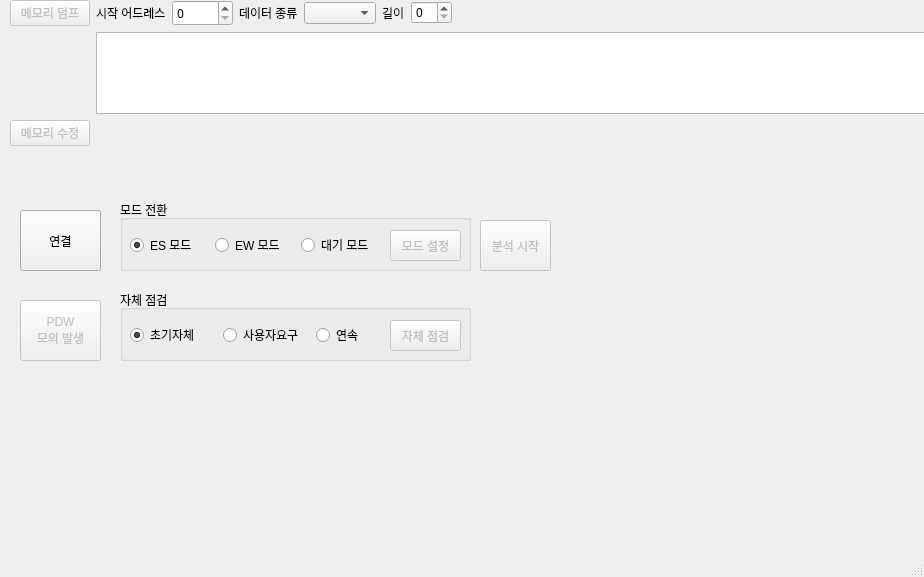
Qt form project-spec/meta-user/recipes-apps/apppocketsonata/files/mainwindow.ui (chjo70/ZPocketSonata) before a commit.
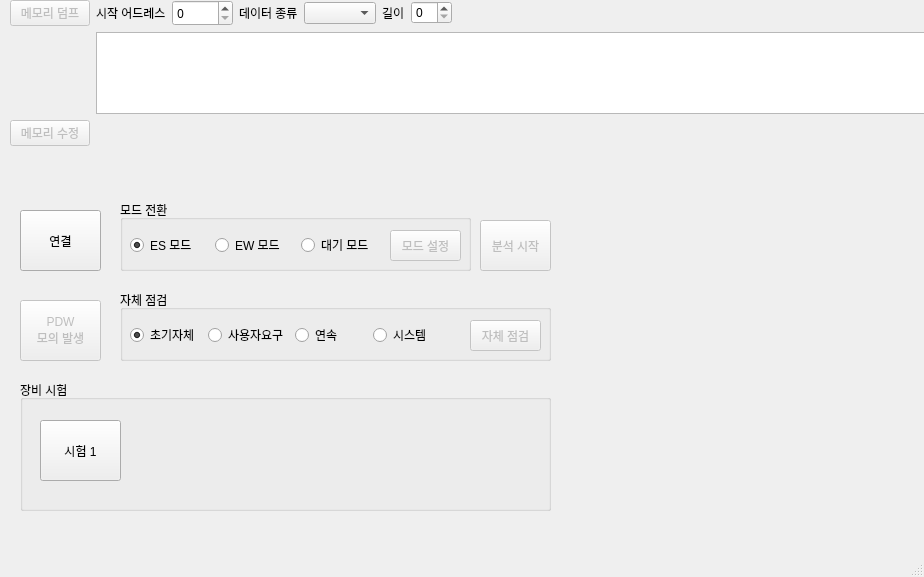
The same form after that commit. Custom widgets are drawn as their Qt base class.

```diff
--- a/project-spec/meta-user/recipes-apps/apppocketsonata/files/mainwindow.ui
+++ b/project-spec/meta-user/recipes-apps/apppocketsonata/files/mainwindow.ui
@@ -244,7 +244,7 @@
      <rect>
       <x>120</x>
       <y>290</y>
-      <width>351</width>
+      <width>431</width>
       <height>71</height>
      </rect>
     </property>
@@ -257,7 +257,7 @@
      </property>
      <property name="geometry">
       <rect>
-       <x>270</x>
+       <x>350</x>
        <y>30</y>
        <width>71</width>
        <height>31</height>
@@ -272,7 +272,7 @@
       <rect>
        <x>10</x>
        <y>30</y>
-       <width>273</width>
+       <width>315</width>
        <height>31</height>
       </rect>
      </property>
@@ -304,6 +304,16 @@
         </property>
        </widget>
       </item>
+      <item>
+       <widget class="QRadioButton" name="radioButton_CBIT_2">
+        <property name="text">
+         <string>시스템</string>
+        </property>
+        <property name="checked">
+         <bool>false</bool>
+        </property>
+       </widget>
+      </item>
      </layout>
     </widget>
    </widget>
@@ -330,6 +340,38 @@
 모의 발생</string>
     </property>
    </widget>
+   <widget class="QGroupBox" name="groupBox_3">
+    <property name="geometry">
+     <rect>
+      <x>20</x>
+      <y>380</y>
+      <width>531</width>
+      <height>131</height>
+     </rect>
+    </property>
+    <property name="title">
+     <string>장비 시험</string>
+    </property>
+    <widget class="QPushButton" name="pushButton_2">
+     <property name="geometry">
+      <rect>
+       <x>20</x>
+       <y>40</y>
+       <width>81</width>
+       <height>61</height>
+      </rect>
+     </property>
+     <property name="minimumSize">
+      <size>
+       <width>81</width>
+       <height>0</height>
+      </size>
+     </property>
+     <property name="text">
+      <string>시험 1</string>
+     </property>
+    </widget>
+   </widget>
   </widget>
   <widget class="QMenuBar" name="menubar">
    <property name="geometry">
```
